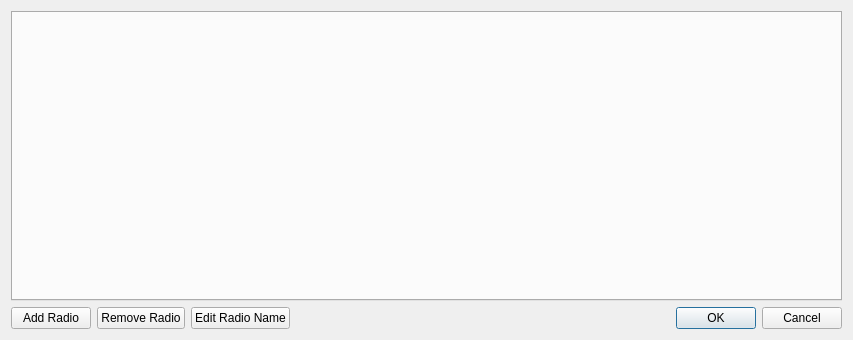
Old version of the form mqt/MqtRigControl/setupdialog.ui in the repository zsteva/backup-minos2.
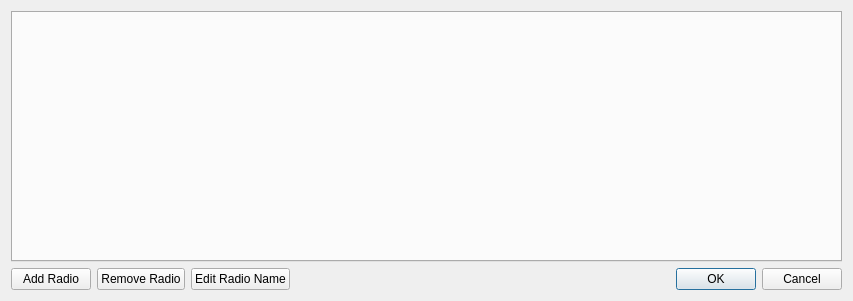
New version of the form. Custom widgets are drawn as their Qt base class.

The edit to the form file:
```diff
--- a/mqt/MqtRigControl/setupdialog.ui
+++ b/mqt/MqtRigControl/setupdialog.ui
@@ -7,7 +7,7 @@
     <x>0</x>
     <y>0</y>
     <width>853</width>
-    <height>340</height>
+    <height>301</height>
    </rect>
   </property>
   <property name="windowTitle">
```
